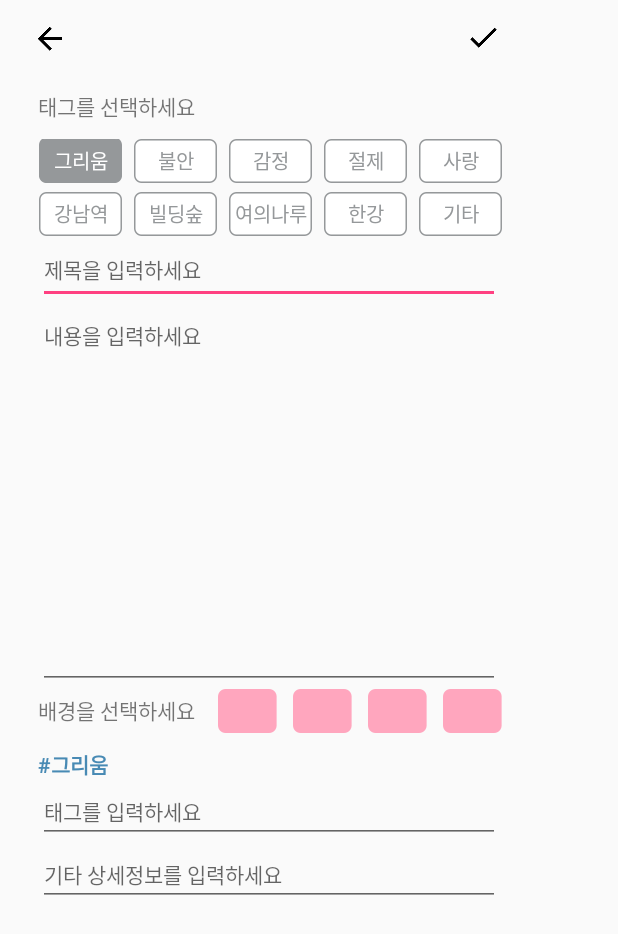
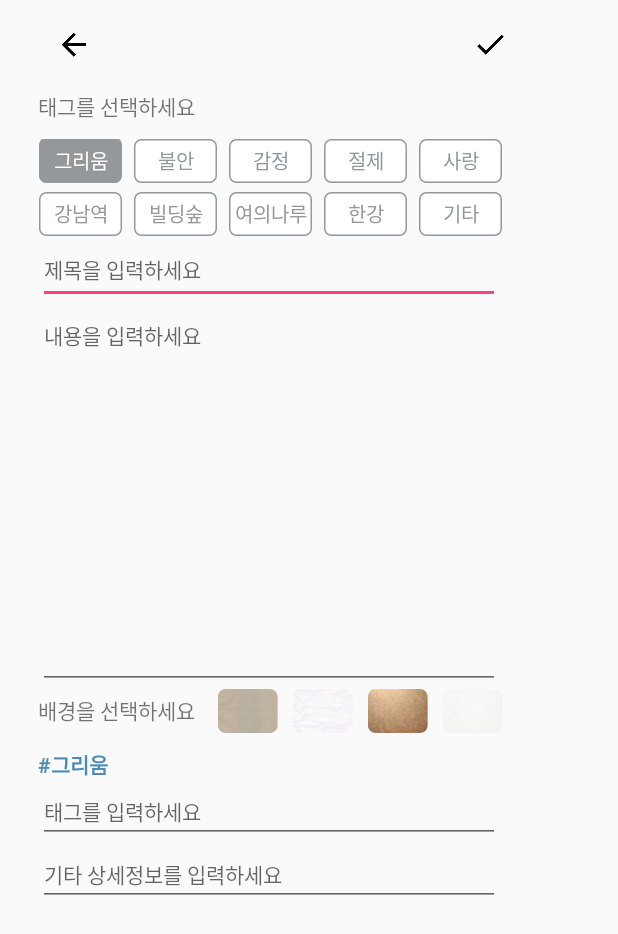
Before and after one commit to hoonick91/seoulpoem, an Android app: the WritePoemActivity screen opened directly, with no data from a screen before it, on a phone screen of 412 x 824 dp. Shown: the top 934 px of the screen. Run offline under Robolectric (Android 15) with nearby library versions, the phone set to English and light mode, and no system bars.

Commit message:
미리보기 제작중

```diff
--- a/client/SeoulPoem/app/src/main/java/com/seoulprojet/seoulpoem/activity/WritePoemActivity.java
+++ b/client/SeoulPoem/app/src/main/java/com/seoulprojet/seoulpoem/activity/WritePoemActivity.java
@@ -6,7 +6,6 @@ import android.content.Intent;
 import android.graphics.Color;
 import android.graphics.Paint;
 import android.graphics.Typeface;
-import android.graphics.drawable.Drawable;
 import android.os.Bundle;
 import android.os.Handler;
 import android.os.Looper;
@@ -31,6 +30,7 @@ import android.widget.Spinner;
 import android.widget.TextView;
 
 import com.seoulprojet.seoulpoem.R;
+import com.seoulprojet.seoulpoem.component.Preview;
 
 import java.util.ArrayList;
 import java.util.List;
@@ -43,9 +43,8 @@ import java.util.List;
 public class WritePoemActivity extends AppCompatActivity {
 
     RelativeLayout background;
-
+    int backgroundId = 1;
     Button page_back;
-
     RelativeLayout toolbar;
     LinearLayout main_toolbar;
     TextView font_button;
@@ -54,10 +53,11 @@ public class WritePoemActivity extends AppCompatActivity {
 
     LinearLayout sort_toolbar;
     RelativeLayout back1;
-    Button text_left;
-    Button text_right;
-    Button text_center;
-    Button text_default;
+    Button text_left; //1
+    Button text_right; //2
+    Button text_center; //3
+    Button text_default; //4
+    int gravity=0;
 
     LinearLayout font_toolbar;
     RelativeLayout back2;
@@ -91,6 +91,8 @@ public class WritePoemActivity extends AppCompatActivity {
     int check_cnt = 1;
 
 
+
+
     @Override
     protected void onCreate(@Nullable Bundle savedInstanceState) {
         super.onCreate(savedInstanceState);
@@ -113,6 +115,27 @@ public class WritePoemActivity extends AppCompatActivity {
         finish.setOnClickListener(new View.OnClickListener() {
             @Override
             public void onClick(View v) {
+                Preview.title = write_title.getText().toString();
+                Preview.content = write_content.getText().toString();
+                Preview.font_size = (int)write_content.getTextSize();
+                if(style_check[0]== true)
+                    Preview.bold = 1;
+                else
+                    Preview.bold = 0;
+                if(style_check[1]== true)
+                    Preview.inclination = 1;
+                else
+                    Preview.inclination = 0;
+                if(style_check[2]== true)
+                    Preview.underline = 1;
+                else
+                    Preview.underline = 0;
+                Preview.color = write_content.getTextColors().getDefaultColor();
+                Preview.sortinfo = gravity;
+                Preview.tags = write_tag.getText().toString();
+                Preview.inform = write_detail.getText().toString();
+                Preview.background = backgroundId;
+
                 Intent intent = new Intent(getApplicationContext(),PreviewAcitivity.class);
                 startActivity(intent);
             }
@@ -260,6 +283,7 @@ public class WritePoemActivity extends AppCompatActivity {
             @Override
             public void onClick(View v) {
                 write_content.setGravity(Gravity.CENTER_HORIZONTAL);
+                gravity = 3;
             }
         });
         text_left = (Button)findViewById(R.id.text_left);
@@ -267,6 +291,7 @@ public class WritePoemActivity extends AppCompatActivity {
             @Override
             public void onClick(View v) {
                 write_content.setGravity(Gravity.LEFT);
+                gravity = 1;
             }
         });
         text_right = (Button)findViewById(R.id.text_right);
@@ -274,6 +299,7 @@ public class WritePoemActivity extends AppCompatActivity {
             @Override
             public void onClick(View v) {
                 write_content.setGravity(Gravity.RIGHT);
+                gravity = 2;
             }
         });
         text_default = (Button)findViewById(R.id.text_default);
@@ -281,6 +307,7 @@ public class WritePoemActivity extends AppCompatActivity {
             @Override
             public void onClick(View v) {
                 write_content.setGravity(Gravity.NO_GRAVITY);
+                gravity = 4;
             }
         });
 
@@ -414,8 +441,8 @@ public class WritePoemActivity extends AppCompatActivity {
             paper[i].setOnClickListener(new View.OnClickListener() {
                 @Override
                 public void onClick(View v) {
-                    //후에 색이 아닌 이미지로 바꿔야 함.
                     background.setBackgroundColor(paper_resource[Integer.parseInt(v.getTag().toString())-1]);
+                    backgroundId = Integer.parseInt(v.getTag().toString());
 
                 }
             });
@@ -486,6 +513,5 @@ public class WritePoemActivity extends AppCompatActivity {
         }
     }
 
-    public void
 
 }
--- a/client/SeoulPoem/app/src/main/res/layout/activity_write_poem.xml
+++ b/client/SeoulPoem/app/src/main/res/layout/activity_write_poem.xml
@@ -26,8 +26,9 @@
 
             <RelativeLayout
                 android:id="@+id/back"
-                android:layout_width="24dp"
-                android:layout_height="24dp"
+                android:layout_width="48dp"
+                android:layout_height="48dp"
+                android:gravity="center_horizontal|center_vertical"
                 android:layout_gravity="center_horizontal|center_vertical"
                 android:layout_marginLeft="25dp">
 
@@ -42,10 +43,11 @@
 
             <RelativeLayout
                 android:id="@+id/finish"
-                android:layout_width="24dp"
-                android:layout_height="24dp"
+                android:layout_width="48dp"
+                android:layout_height="48dp"
+                android:gravity="center_horizontal|center_vertical"
                 android:layout_gravity="center_horizontal|center_vertical"
-                android:layout_marginLeft="264dp">
+                android:layout_marginLeft="230dp">
 
                 <Button
                     android:layout_width="18dp"
@@ -237,7 +239,7 @@
                 android:layout_width="40dp"
                 android:layout_height="29dp"
                 android:tag="1"
-                android:background="@drawable/paper_01"/>
+                android:background="@drawable/paper1_mini"/>
 
             <Button
                 android:id="@+id/paper2"
@@ -245,7 +247,7 @@
                 android:layout_width="40dp"
                 android:layout_height="29dp"
                 android:tag="2"
-                android:background="@drawable/paper_01"/>
+                android:background="@drawable/paper2_mini"/>
 
             <Button
                 android:id="@+id/paper3"
@@ -253,7 +255,7 @@
                 android:layout_width="40dp"
                 android:layout_height="29dp"
                 android:tag="3"
-                android:background="@drawable/paper_01"/>
+                android:background="@drawable/paper3_mini"/>
 
             <Button
                 android:id="@+id/paper4"
@@ -261,7 +263,7 @@
                 android:layout_width="40dp"
                 android:layout_height="29dp"
                 android:tag="4"
-                android:background="@drawable/paper_01"/>
+                android:background="@drawable/paper4_mini"/>
 
         </LinearLayout>
 
```
Also changed, not shown: client/SeoulPoem/app/src/main/java/com/seoulprojet/seoulpoem/activity/PreviewAcitivity.java (+42 -2 lines), client/SeoulPoem/app/src/main/java/com/seoulprojet/seoulpoem/activity/sampleActivity.java (+5 -2 lines), client/SeoulPoem/app/src/main/java/com/seoulprojet/seoulpoem/component/Preview.java (added, +22 -0 lines), client/SeoulPoem/app/src/main/res/layout/activity_preview.xml (+5 -2 lines), client/SeoulPoem/app/src/main/res/drawable-xxhdpi/paper1_mini.png (added), client/SeoulPoem/app/src/main/res/drawable-xxhdpi/paper2_mini.png (added), client/SeoulPoem/app/src/main/res/drawable-xxhdpi/paper3_mini.png (added), client/SeoulPoem/app/src/main/res/drawable-xxhdpi/paper4_mini.png (added).
